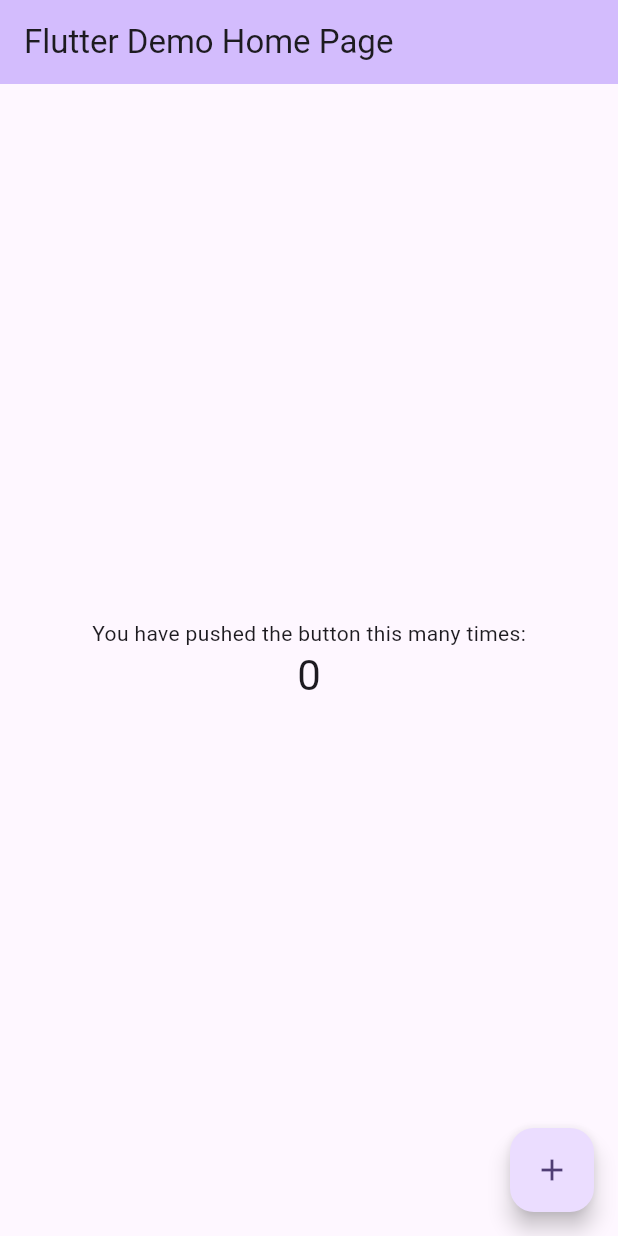
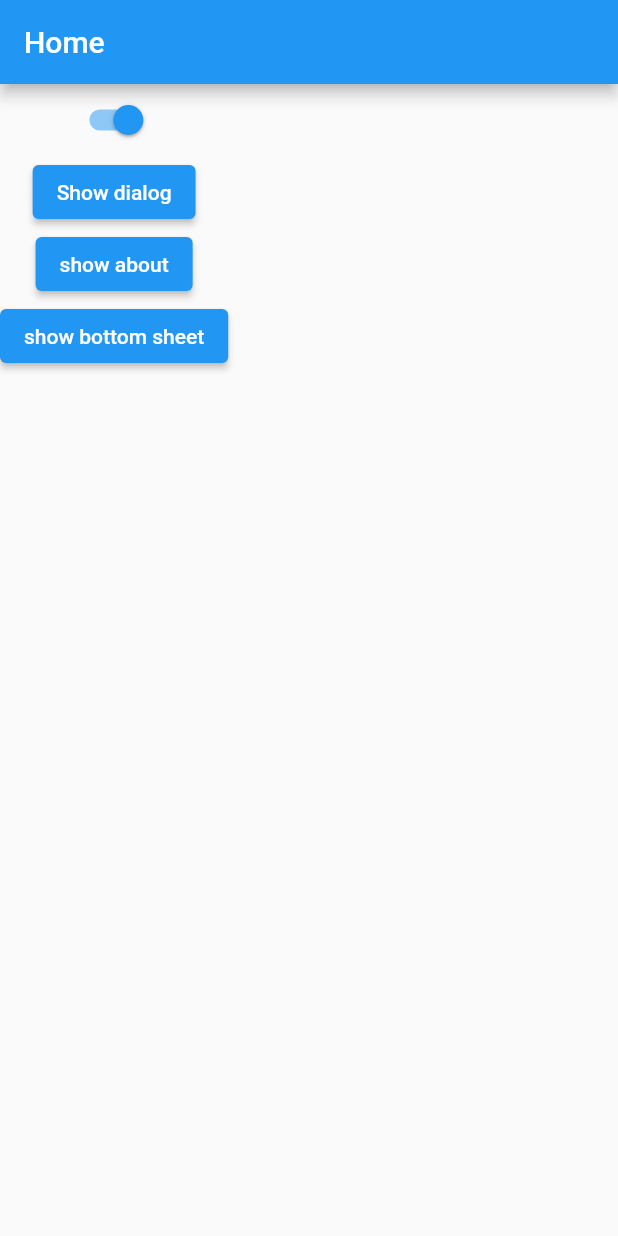
Before and after one commit to csearafat01/module_7, a Flutter app: the screen it shows after launch, on a phone screen of 412 x 824 dp. Run offline on Flutter 3.47's test engine with Material 2 defaults, Android fonts, the phone set to English and light mode, and no system bars.

Commit message:
module 7 live class 2 part 2

```diff
--- a/lib/main.dart
+++ b/lib/main.dart
@@ -1,125 +1,97 @@
 import 'package:flutter/material.dart';
 
 void main() {
-  runApp(const MyApp());
+  runApp(MyApp());
 }
 
 class MyApp extends StatelessWidget {
   const MyApp({super.key});
 
-  // This widget is the root of your application.
   @override
   Widget build(BuildContext context) {
     return MaterialApp(
-      title: 'Flutter Demo',
-      theme: ThemeData(
-        // This is the theme of your application.
-        //
-        // TRY THIS: Try running your application with "flutter run". You'll see
-        // the application has a blue toolbar. Then, without quitting the app,
-        // try changing the seedColor in the colorScheme below to Colors.green
-        // and then invoke "hot reload" (save your changes or press the "hot
-        // reload" button in a Flutter-supported IDE, or press "r" if you used
-        // the command line to start the app).
-        //
-        // Notice that the counter didn't reset back to zero; the application
-        // state is not lost during the reload. To reset the state, use hot
-        // restart instead.
-        //
-        // This works for code too, not just values: Most code changes can be
-        // tested with just a hot reload.
-        colorScheme: ColorScheme.fromSeed(seedColor: Colors.deepPurple),
-        useMaterial3: true,
-      ),
-      home: const MyHomePage(title: 'Flutter Demo Home Page'),
+      home: Home(),
     );
   }
 }
 
-class MyHomePage extends StatefulWidget {
-  const MyHomePage({super.key, required this.title});
-
-  // This widget is the home page of your application. It is stateful, meaning
-  // that it has a State object (defined below) that contains fields that affect
-  // how it looks.
-
-  // This class is the configuration for the state. It holds the values (in this
-  // case the title) provided by the parent (in this case the App widget) and
-  // used by the build method of the State. Fields in a Widget subclass are
-  // always marked "final".
-
-  final String title;
-
-  @override
-  State<MyHomePage> createState() => _MyHomePageState();
-}
-
-class _MyHomePageState extends State<MyHomePage> {
-  int _counter = 0;
-
-  void _incrementCounter() {
-    setState(() {
-      // This call to setState tells the Flutter framework that something has
-      // changed in this State, which causes it to rerun the build method below
-      // so that the display can reflect the updated values. If we changed
-      // _counter without calling setState(), then the build method would not be
-      // called again, and so nothing would appear to happen.
-      _counter++;
-    });
-  }
+class Home extends StatelessWidget {
+  const Home({super.key});
 
   @override
   Widget build(BuildContext context) {
-    // This method is rerun every time setState is called, for instance as done
-    // by the _incrementCounter method above.
-    //
-    // The Flutter framework has been optimized to make rerunning build methods
-    // fast, so that you can just rebuild anything that needs updating rather
-    // than having to individually change instances of widgets.
     return Scaffold(
       appBar: AppBar(
-        // TRY THIS: Try changing the color here to a specific color (to
-        // Colors.amber, perhaps?) and trigger a hot reload to see the AppBar
-        // change color while the other colors stay the same.
-        backgroundColor: Theme.of(context).colorScheme.inversePrimary,
-        // Here we take the value from the MyHomePage object that was created by
-        // the App.build method, and use it to set our appbar title.
-        title: Text(widget.title),
+        title: Text('Home'),
       ),
-      body: Center(
-        // Center is a layout widget. It takes a single child and positions it
-        // in the middle of the parent.
-        child: Column(
-          // Column is also a layout widget. It takes a list of children and
-          // arranges them vertically. By default, it sizes itself to fit its
-          // children horizontally, and tries to be as tall as its parent.
-          //
-          // Column has various properties to control how it sizes itself and
-          // how it positions its children. Here we use mainAxisAlignment to
-          // center the children vertically; the main axis here is the vertical
-          // axis because Columns are vertical (the cross axis would be
-          // horizontal).
-          //
-          // TRY THIS: Invoke "debug painting" (choose the "Toggle Debug Paint"
-          // action in the IDE, or press "p" in the console), to see the
-          // wireframe for each widget.
-          mainAxisAlignment: MainAxisAlignment.center,
-          children: <Widget>[
-            const Text(
-              'You have pushed the button this many times:',
-            ),
-            Text(
-              '$_counter',
-              style: Theme.of(context).textTheme.headlineMedium,
-            ),
-          ],
-        ),
+      body: Column(
+        children: [
+          Switch(value: true, onChanged: (bool value) {}),
+          ElevatedButton(
+            onPressed: () {
+              showDialog(
+                  barrierDismissible: false,
+                  context: context,
+                  builder: (context) {
+                    return AlertDialog(
+                      title: Text('Alert'),
+                      content: Text('You are in danger'),
+                      actions: [
+                        TextButton(
+                            onPressed: () {
+                              Navigator.pop(context);
+                            },
+                            child: Text('Cancel')),
+                        TextButton(
+                            onPressed: () {
+                              // ACTION
+                            },
+                            child: Text('Okay')),
+                      ],
+                    );
+                  });
+            },
+            child: Text('Show dialog'),
+          ),
+          ElevatedButton(
+            onPressed: () {
+              showAboutDialog(
+                  context: context,
+                  applicationName: "PikaPie",
+                  applicationVersion: '1.0.4',
+                  children: [
+                    Text('This application is good for regular uses!')
+                  ]);
+            },
+            child: Text('show about'),
+          ),
+          ElevatedButton(
+            onPressed: () {
+              showModalBottomSheet(
+                  isDismissible: false,
+                  backgroundColor: Colors.grey.shade100,
+                  barrierColor: Colors.black45,
+                  shape: RoundedRectangleBorder(
+                      borderRadius: BorderRadius.only(
+                        topLeft: Radius.circular(16),
+                        topRight: Radius.circular(16),
+                      )
+                  ),
+                  context: context, builder: (context) {
+                return Padding(
+                  padding: const EdgeInsets.all(8.0),
+                  child: Column(
+                    children: [
+                      Center(
+                        child: Text('This is bottom sheet'),
+                      )
+                    ],
+                  ),
+                );
+              });
+            }, child: Text('show bottom sheet'),),
+        ],
       ),
-      floatingActionButton: FloatingActionButton(
-        onPressed: _incrementCounter,
-        tooltip: 'Increment',
-        child: const Icon(Icons.add),
-      ), // This trailing comma makes auto-formatting nicer for build methods.
     );
   }
 }
```
